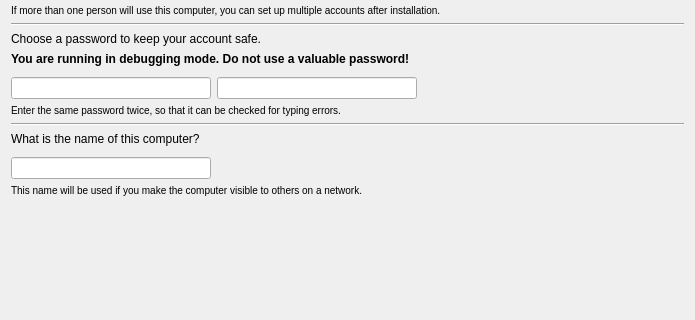
First picture: the form in gui/qt/stepUserSetup.ui, repository chenhan1218/ubiquity, before the edit; both pictures show x 0 to 695 and y 155 to 475 of the 695 by 475 pixel window.
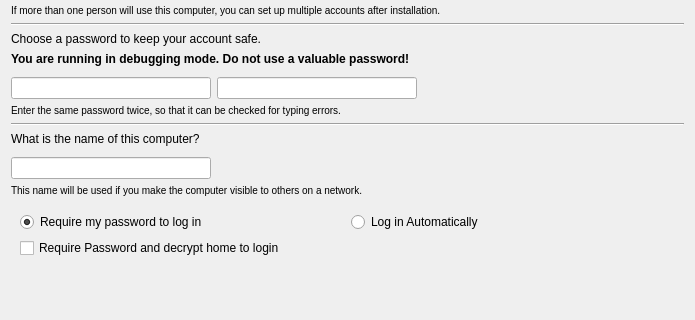
Second picture: the form after the edit.

Commit message: [ Jonathan Riddell ] Fix widget layout and logic (LP: #1066225)

Diff of the .ui file:
```diff
--- a/gui/qt/stepUserSetup.ui
+++ b/gui/qt/stepUserSetup.ui
@@ -509,54 +509,38 @@
    </item>
    <item>
     <widget class="QWidget" name="widget_6" native="true">
-     <widget class="QCheckBox" name="login_encrypt">
-      <property name="geometry">
-       <rect>
-        <x>27</x>
-        <y>27</y>
-        <width>291</width>
-        <height>21</height>
-       </rect>
-      </property>
-      <property name="text">
-       <string>Require Password and decrypt home to login</string>
-      </property>
-      <property name="checked">
-       <bool>false</bool>
-      </property>
-     </widget>
-     <widget class="QRadioButton" name="login_auto">
-      <property name="geometry">
-       <rect>
-        <x>346</x>
-        <y>2</y>
-        <width>139</width>
-        <height>21</height>
-       </rect>
-      </property>
-      <property name="text">
-       <string>Log in Automatically</string>
-      </property>
-      <property name="checked">
-       <bool>false</bool>
-      </property>
-     </widget>
-     <widget class="QRadioButton" name="login_pass">
-      <property name="geometry">
-       <rect>
-        <x>2</x>
-        <y>2</y>
-        <width>193</width>
-        <height>21</height>
-       </rect>
-      </property>
-      <property name="text">
-       <string>Require my password to log in</string>
-      </property>
-      <property name="checked">
-       <bool>true</bool>
-      </property>
-     </widget>
+     <layout class="QGridLayout" name="gridLayout">
+      <item row="0" column="0">
+       <widget class="QRadioButton" name="login_pass">
+        <property name="text">
+         <string>Require my password to log in</string>
+        </property>
+        <property name="checked">
+         <bool>true</bool>
+        </property>
+       </widget>
+      </item>
+      <item row="0" column="1">
+       <widget class="QRadioButton" name="login_auto">
+        <property name="text">
+         <string>Log in Automatically</string>
+        </property>
+        <property name="checked">
+         <bool>false</bool>
+        </property>
+       </widget>
+      </item>
+      <item row="1" column="0">
+       <widget class="QCheckBox" name="login_encrypt">
+        <property name="text">
+         <string>Require Password and decrypt home to login</string>
+        </property>
+        <property name="checked">
+         <bool>false</bool>
+        </property>
+       </widget>
+      </item>
+     </layout>
     </widget>
    </item>
    <item>
```
The commit also changes 2 other files.
